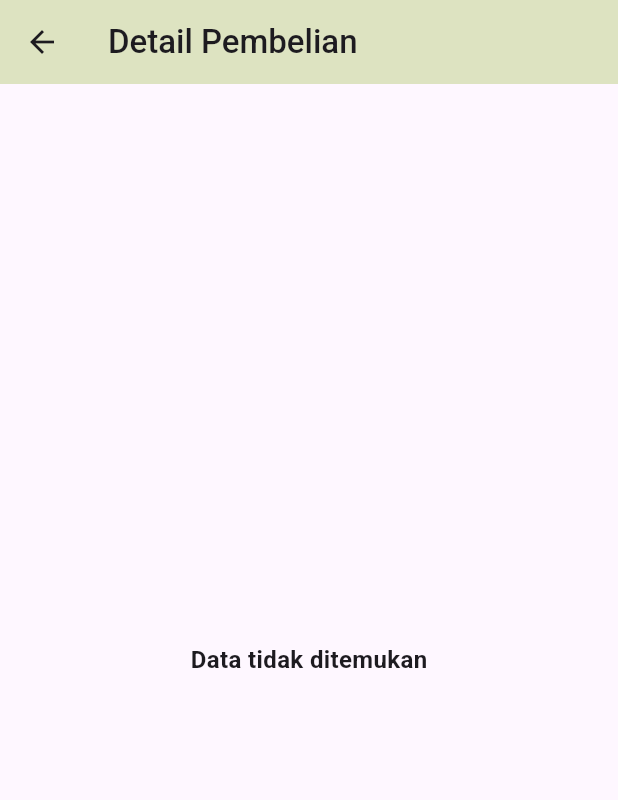
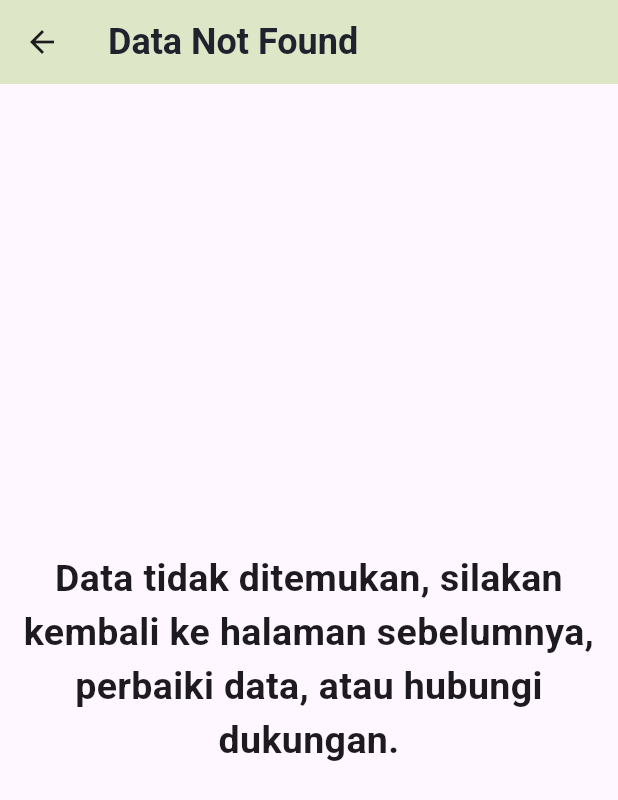
Before and after one commit to jasonrivalino/ta_nutrisenior_app, a Flutter app: the DoneHistoryDetailsView screen opened directly with empty values, on a phone screen of 412 x 824 dp. Shown: the top 800 px of the screen. Run offline on Flutter 3.47's test engine with Material 3 defaults, Android fonts, the phone set to English and light mode, and no system bars; our stand-ins replace connectivity_plus, flutter_local_notifications, fluttertoast, font_awesome_flutter, go_router, google_sign_in and 2 more; Roboto replaces fonts that are missing (Roboto-Bold).

Commit message:
feat: 404 page not found handling

```diff
--- a/lib/config/routes.dart
+++ b/lib/config/routes.dart
@@ -18,6 +18,7 @@ import '../features/HistorySection/history_list_view.dart';
 
 import '../features/ContactSection/ChatList/chat_list_view.dart';
 import '../features/ContactSection/ChatDetails/chat_details_view.dart';
+import '../shared/utils/page_not_found.dart';
 
 class Routes {
   // Login Process
@@ -44,6 +45,9 @@ class Routes {
   // Chat Feature Section
   static const String chatList = '/chatlist';
   static const String chatDetail = '/chatlist/detail';
+
+  // Handling
+  static const String notFound = '/page-not-found';
 }
 
 final GoRouter router = GoRouter(
@@ -164,5 +168,16 @@ final GoRouter router = GoRouter(
       path: Routes.chatDetail,
       builder: (context, state) => const ChatDetailView(),
     ),
-  ],
+
+    // other routes
+    // Not Found
+    GoRoute(
+      path: '/',
+      builder: (context, state) => const HomePageView(),
+    ),
+    GoRoute(
+      path: Routes.notFound,
+      builder: (context, state) => const PageNotFound(),
+    ),
+  ], errorBuilder: (context, state) => const PageNotFound(),
 );
--- a/lib/features/HistorySection/DoneHistory/done_history_details_view.dart
+++ b/lib/features/HistorySection/DoneHistory/done_history_details_view.dart
@@ -23,14 +23,15 @@ class DoneHistoryDetailsView extends StatelessWidget {
 
     if (order.isEmpty) {
       return Scaffold(
-        appBar: AppBar(
-          title: const Text('Detail Pembelian'),
-          backgroundColor: const Color(0xFFDDE3C1),
+        appBar: CustomAppBar(
+          title: 'Data Not Found',
+          showBackButton: true
         ),
-        body: const Center(
+        body: Center(
           child: Text(
-            'Data tidak ditemukan',
-            style: TextStyle(fontSize: 16, fontWeight: FontWeight.bold),
+            'Data tidak ditemukan, silakan kembali ke halaman sebelumnya, perbaiki data, atau hubungi dukungan.',
+            textAlign: TextAlign.center,
+            style: TextStyle(fontSize: 25, fontWeight: FontWeight.bold),
           ),
         ),
       );
```
Also changed, not shown: lib/shared/utils/page_not_found.dart (added, +22 -0 lines).
